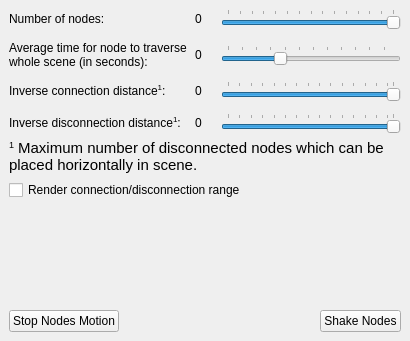
rutsky/semester09, file Computer_networks/p2p/src/forms/main_dockable_panel.ui: the form before one commit.
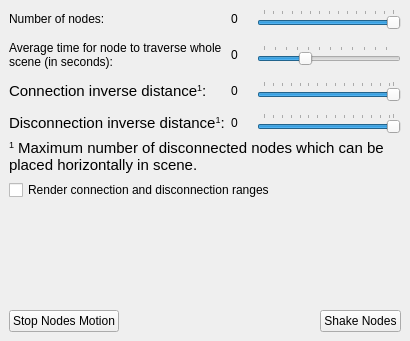
The form after the commit.

Commit message: Render connections/disconnection ranges

What changed in the file:
```diff
--- a/Computer_networks/p2p/src/forms/main_dockable_panel.ui
+++ b/Computer_networks/p2p/src/forms/main_dockable_panel.ui
@@ -26,7 +26,11 @@
       <item row="2" column="0">
        <widget class="QLabel" name="label_3">
         <property name="text">
-         <string>Inverse connection distance&lt;sup&gt;1&lt;/sup&gt;:</string>
+         <string>&lt;!DOCTYPE HTML PUBLIC &quot;-//W3C//DTD HTML 4.0//EN&quot; &quot;http://www.w3.org/TR/REC-html40/strict.dtd&quot;&gt;
+&lt;html&gt;&lt;head&gt;&lt;meta name=&quot;qrichtext&quot; content=&quot;1&quot; /&gt;&lt;style type=&quot;text/css&quot;&gt;
+p, li { white-space: pre-wrap; }
+&lt;/style&gt;&lt;/head&gt;&lt;body style=&quot; font-family:'Ubuntu'; font-size:11pt; font-weight:400; font-style:normal;&quot;&gt;
+&lt;p style=&quot; margin-top:0px; margin-bottom:0px; margin-left:0px; margin-right:0px; -qt-block-indent:0; text-indent:0px;&quot;&gt;Connection inverse distance&lt;span style=&quot; vertical-align:super;&quot;&gt;1&lt;/span&gt;:&lt;/p&gt;&lt;/body&gt;&lt;/html&gt;</string>
         </property>
        </widget>
       </item>
@@ -146,7 +150,11 @@
       <item row="3" column="0">
        <widget class="QLabel" name="label_4">
         <property name="text">
-         <string>Inverse disconnection distance&lt;sup&gt;1&lt;/sup&gt;:</string>
+         <string>&lt;!DOCTYPE HTML PUBLIC &quot;-//W3C//DTD HTML 4.0//EN&quot; &quot;http://www.w3.org/TR/REC-html40/strict.dtd&quot;&gt;
+&lt;html&gt;&lt;head&gt;&lt;meta name=&quot;qrichtext&quot; content=&quot;1&quot; /&gt;&lt;style type=&quot;text/css&quot;&gt;
+p, li { white-space: pre-wrap; }
+&lt;/style&gt;&lt;/head&gt;&lt;body style=&quot; font-family:'Ubuntu'; font-size:11pt; font-weight:400; font-style:normal;&quot;&gt;
+&lt;p style=&quot; margin-top:0px; margin-bottom:0px; margin-left:0px; margin-right:0px; -qt-block-indent:0; text-indent:0px;&quot;&gt;Disconnection inverse distance&lt;span style=&quot; vertical-align:super;&quot;&gt;1&lt;/span&gt;:&lt;/p&gt;&lt;/body&gt;&lt;/html&gt;</string>
         </property>
        </widget>
       </item>
@@ -198,7 +206,7 @@
     <item>
      <widget class="QCheckBox" name="renderNodesRangeCheckBox">
       <property name="text">
-       <string>Render connection/disconnection range</string>
+       <string>Render connection and disconnection ranges</string>
       </property>
      </widget>
     </item>
```
The commit also changes 5 other files.
